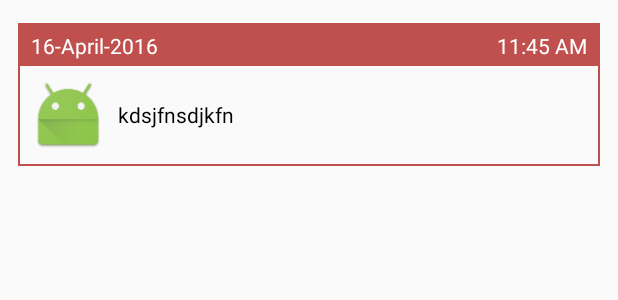
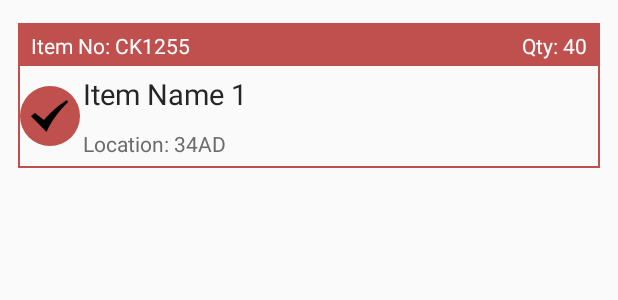
Before and after one commit to rahulrainaaa/TestApp, an Android app: the layout list_picklist_item.xml on its own in the app's theme, with its tools: preview values and no code run, on a phone screen of 412 x 824 dp. Shown: the top 300 px of the screen. Run offline under Robolectric (Android 15) with nearby library versions, the phone set to English and light mode, and no system bars.

Commit message:
Initial Commit

```diff
--- a/app/src/main/res/layout/list_picklist_item.xml
+++ b/app/src/main/res/layout/list_picklist_item.xml
@@ -1,23 +1,23 @@
 <?xml version="1.0" encoding="utf-8"?>
 <LinearLayout xmlns:android="http://schemas.android.com/apk/res/android"
+    android:layout_width="match_parent"
+    android:layout_height="wrap_content"
+    android:background="#fafafa"
     android:orientation="vertical"
-    android:layout_width="match_parent"
     android:paddingBottom="15dp"
     android:paddingLeft="12dp"
     android:paddingRight="12dp"
-    android:paddingTop="15dp"
-    android:background="#fafafa"
-    android:layout_height="wrap_content" >
+    android:paddingTop="15dp">
 
     <LinearLayout
         android:layout_width="match_parent"
         android:layout_height="wrap_content"
+        android:background="#c0504e"
         android:orientation="vertical"
         android:paddingBottom="1dp"
         android:paddingLeft="1dp"
         android:paddingRight="1dp"
-        android:paddingTop="1dp"
-        android:background="#c0504e" >
+        android:paddingTop="1dp">
 
         <LinearLayout
             android:layout_width="match_parent"
@@ -26,27 +26,27 @@
 
 
             <TextView
+                android:id="@+id/txtDate"
                 android:layout_width="wrap_content"
                 android:layout_height="wrap_content"
-                android:textAppearance="?android:attr/textAppearanceSmall"
-                android:text="16-April-2016"
+                android:gravity="left"
+                android:paddingBottom="4dp"
                 android:paddingLeft="7dp"
                 android:paddingTop="4dp"
-                android:paddingBottom="4dp"
-                android:gravity="left"
-                android:id="@+id/txtDate"
+                android:text="Item No: CK1255"
+                android:textAppearance="?android:attr/textAppearanceSmall"
                 android:textColor="#ffffff" />
 
             <TextView
+                android:id="@+id/txtTime"
                 android:layout_width="match_parent"
                 android:layout_height="wrap_content"
-                android:textAppearance="?android:attr/textAppearanceSmall"
-                android:text="11:45 AM"
+                android:gravity="right"
+                android:paddingBottom="4dp"
                 android:paddingRight="7dp"
                 android:paddingTop="4dp"
-                android:paddingBottom="4dp"
-                android:gravity="right"
-                android:id="@+id/txtTime"
+                android:text="Qty: 40"
+                android:textAppearance="?android:attr/textAppearanceSmall"
                 android:textColor="#ffffff" />
 
         </LinearLayout>
@@ -55,30 +55,49 @@
             android:layout_width="match_parent"
             android:layout_height="wrap_content"
             android:background="#fafafa"
-            android:orientation="horizontal"
-            android:gravity="center_vertical">
+            android:gravity="center_vertical"
+            android:orientation="horizontal">
 
             <ImageView
-                android:layout_width="65dp"
-                android:layout_height="65dp"
-                android:src="@mipmap/ic_launcher"
+                android:id="@+id/imageView"
+                android:layout_width="40dp"
+                android:layout_height="40dp"
+                android:background="@drawable/circleshape"
+                android:paddingBottom="5dp"
                 android:paddingLeft="7dp"
+                android:paddingRight="8dp"
                 android:paddingTop="5dp"
-                android:paddingBottom="5dp"
-                android:paddingRight="8dp"
-                android:id="@+id/imageView" />
+                android:src="@drawable/ok_icon" />
 
-            <TextView
-                android:layout_width="match_parent"
+            <LinearLayout
+                android:layout_width="wrap_content"
                 android:layout_height="wrap_content"
-                android:textAppearance="?android:attr/textAppearanceSmall"
-                android:paddingRight="4dp"
-                android:paddingTop="5dp"
-                android:paddingBottom="5dp"
-                android:text="kdsjfnsdjkfn"
-                android:id="@+id/txtNotification"
-                android:textColor="#000000" />
+                android:orientation="vertical"
+                android:paddingLeft="2dp">
 
+                <TextView
+                    android:id="@+id/txtItemName"
+                    android:layout_width="320dp"
+                    android:layout_height="wrap_content"
+                    android:paddingBottom="5dp"
+                    android:paddingRight="4dp"
+                    android:paddingTop="5dp"
+                    android:text="Item Name 1"
+                    android:textColor="#252525"
+                    android:textSize="19dp" />
+
+                <TextView
+                    android:id="@+id/txtNotification"
+                    android:layout_width="match_parent"
+                    android:layout_height="wrap_content"
+                    android:paddingBottom="5dp"
+                    android:paddingRight="4dp"
+                    android:paddingTop="5dp"
+                    android:text="Location: 34AD"
+                    android:textColor="#6b6b6b"
+                    android:textSize="14dp" />
+
+            </LinearLayout>
 
         </LinearLayout>
 
--- a/app/src/main/res/values/colors.xml
+++ b/app/src/main/res/values/colors.xml
@@ -1,6 +1,6 @@
 <?xml version="1.0" encoding="utf-8"?>
 <resources>
-    <color name="colorPrimary">#3F51B5</color>
-    <color name="colorPrimaryDark">#303F9F</color>
+    <color name="colorPrimary">#c0504e</color>
+    <color name="colorPrimaryDark">#c0504e</color>
     <color name="colorAccent">#848484</color>
 </resources>
```
